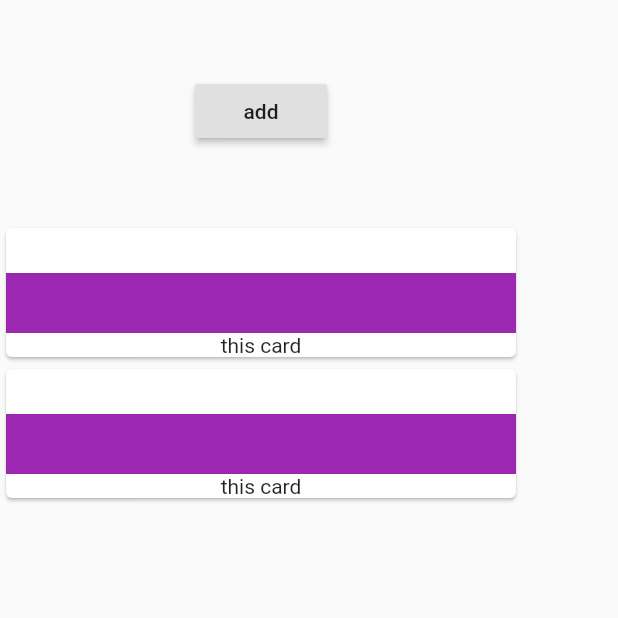
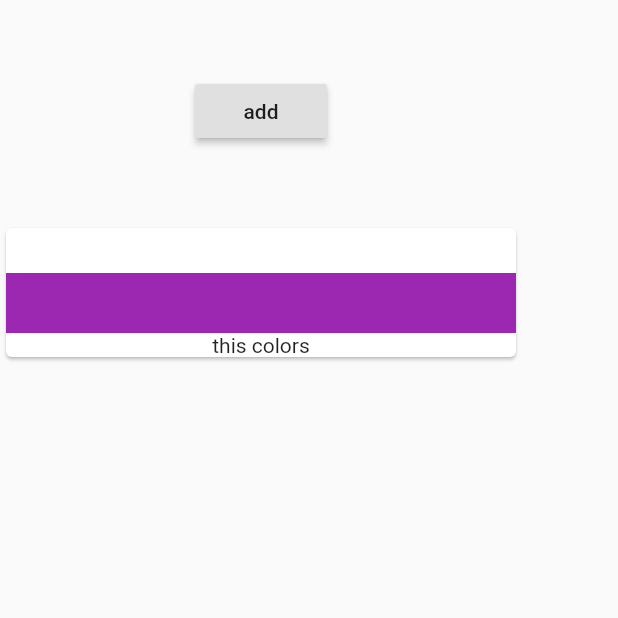
Before and after one commit to akshayyadav76/cource_3, a Flutter app: the screen it shows after launch, after a tap on "add", on a phone screen of 412 x 824 dp, the top half of it. Run offline on Flutter 3.47's test engine with Material 2 defaults, Android fonts, the phone set to English and light mode, and no system bars.

```diff
--- a/lib/products.dart
+++ b/lib/products.dart
@@ -8,7 +8,7 @@ class product extends StatelessWidget {
 
   @override
   Widget build(BuildContext context) {
-    return Column(children: products.map((Element)=>  Card(
+    return Column(children: products.map((element)=>  Card(
       child: Column(
         children: <Widget>[
           SizedBox(
@@ -19,7 +19,7 @@ class product extends StatelessWidget {
             height: 40,
             color: Colors.purple,
           ),
-          Text("this card"),
+          Text(element),
         ],
       ),
     )).toList(),
--- a/lib/products_manager.dart
+++ b/lib/products_manager.dart
@@ -8,7 +8,7 @@ class productsManager extends StatefulWidget {
 }
 
 class _productsManagerState extends State<productsManager> {
-  List<String> _products = ["food"];
+  List<String> _products = [];
 
   @override
   Widget build(BuildContext context) {
```
